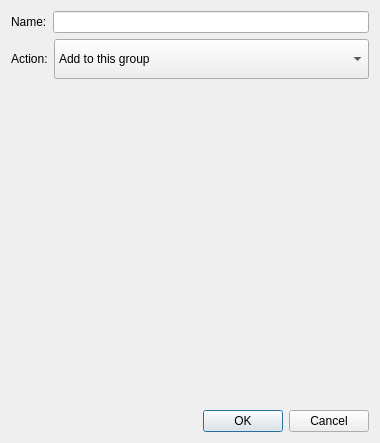
First picture: the form in src/apps/mvvm-folders/local_users_and_groups/groupmemberdialog.ui, repository august-alt/policy-preferences-editor-prototype, before the edit.
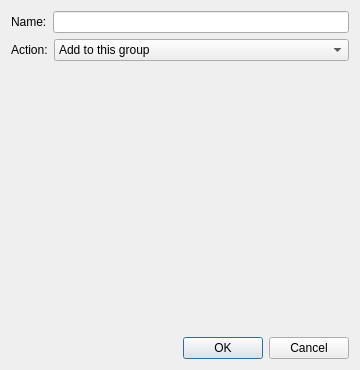
Second picture: the form after the edit.

```diff
--- a/src/apps/mvvm-folders/local_users_and_groups/groupmemberdialog.ui
+++ b/src/apps/mvvm-folders/local_users_and_groups/groupmemberdialog.ui
@@ -6,8 +6,8 @@
    <rect>
     <x>0</x>
     <y>0</y>
-    <width>380</width>
-    <height>443</height>
+    <width>356</width>
+    <height>370</height>
    </rect>
   </property>
   <property name="windowTitle">
@@ -52,7 +52,7 @@
      <item>
       <widget class="QComboBox" name="actionComboBox">
        <property name="sizePolicy">
-        <sizepolicy hsizetype="Expanding" vsizetype="Expanding">
+        <sizepolicy hsizetype="Expanding" vsizetype="Fixed">
          <horstretch>0</horstretch>
          <verstretch>0</verstretch>
         </sizepolicy>
```
